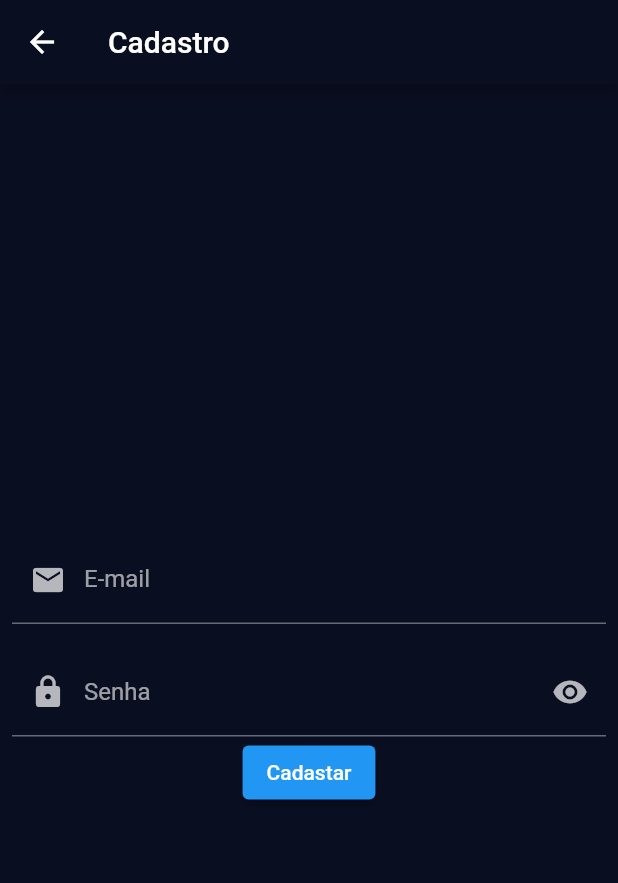
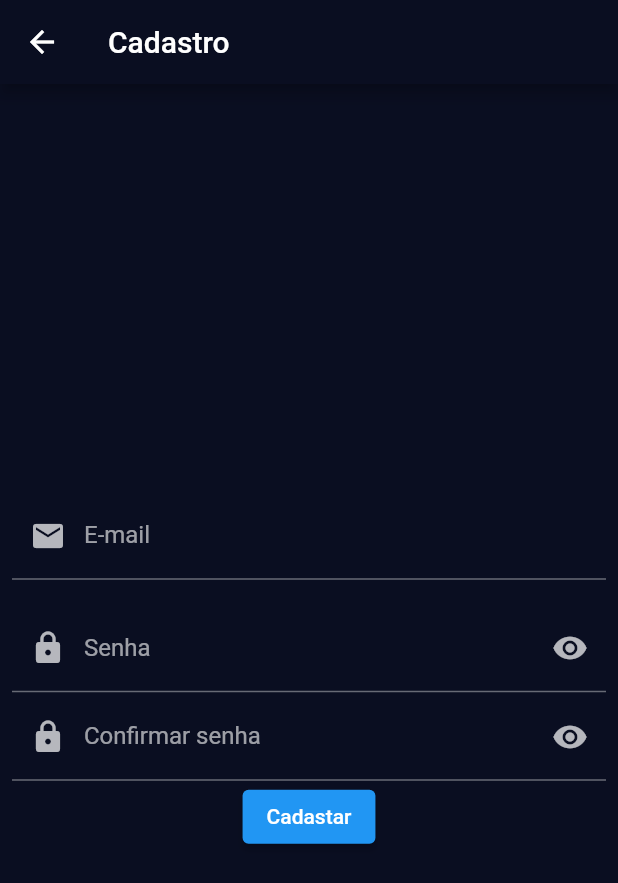
Before and after one commit to ifpr-paranavai/P.Road, a Flutter app: the screen it shows after launch, after a tap on "Não possui uma conta ?", on a phone screen of 412 x 824 dp. Shown: the top 883 px of the screen. Run offline on Flutter 3.47's test engine with Material 2 defaults, Android fonts, the phone set to English and light mode, and no system bars; our stand-ins replace firebase_auth, firebase_core; accounts and stored records are empty.

Commit message:
Campo de confirmar senha
Alteração no tamanho da fonte em login_view.dart, adição do campo confirmar senha em create_view.dart

```diff
--- a/lib/views/create_view.dart
+++ b/lib/views/create_view.dart
@@ -26,6 +26,7 @@ class _create_viewState extends State<create_view> {
         child: Column(
           mainAxisAlignment: MainAxisAlignment.center,
           children: [
+
             Padding(
               padding: const EdgeInsets.symmetric(horizontal: 8, vertical: 16),
               child: TextField(
@@ -65,6 +66,30 @@ class _create_viewState extends State<create_view> {
                 ),
               ),
             ),
+            Padding(
+              padding: const EdgeInsets.symmetric(
+                horizontal: 8,
+              ),
+              child: TextField(
+                obscureText: isHidden,
+                decoration: InputDecoration(
+                  label: const Text('Confirmar senha'),
+                  border: const UnderlineInputBorder(),
+                  hintText: 'Informe sua senha novamente',
+                  prefixIcon: const Icon(Icons.lock),
+                  suffixIcon: IconButton(
+                    icon: const Icon(Icons.remove_red_eye),
+                    onPressed: () {
+                      setState(
+                            () {
+                          isHidden = !isHidden;
+                        },
+                      );
+                    },
+                  ),
+                ),
+              ),
+            ),
             ElevatedButton(
               onPressed: () async {
                 await FirebaseAuth.instance.createUserWithEmailAndPassword(
--- a/lib/views/login_view.dart
+++ b/lib/views/login_view.dart
@@ -21,13 +21,12 @@ class _LoginScreenState extends State<LoginScreen> {
   @override
   Widget build(BuildContext context) {
     return Scaffold(
-      appBar: AppBar(
-        title: const Text("Login"),
-      ),
       body: Center(
         child: Column(
           mainAxisAlignment: MainAxisAlignment.center,
           children: [
+            Text("Login",style: TextStyle(fontSize: 30),)
+            ,
             Padding(
               padding: const EdgeInsets.symmetric(
                 horizontal: 8,
```
